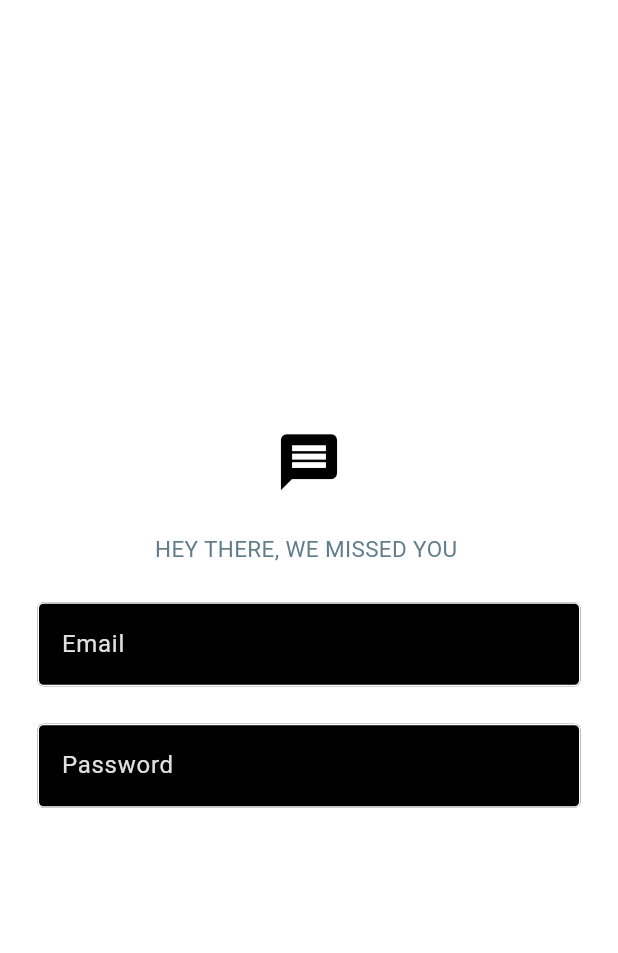
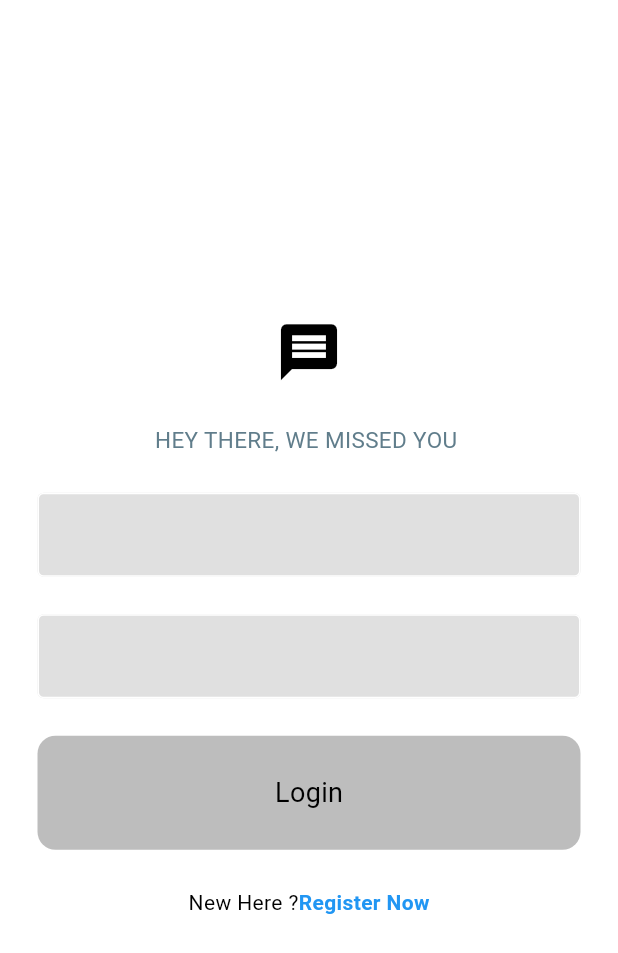
Before and after one commit to Akshat2113609/ChatApp, a Flutter app: the screen it shows after launch, on a phone screen of 412 x 824 dp. Shown: the top 953 px of the screen. Run offline on Flutter 3.47's test engine with Material 3 defaults, Android fonts, the phone set to English and light mode, and no system bars; our stand-ins replace firebase_auth, firebase_core; accounts and stored records are empty.

```diff
--- /dev/null
+++ b/lib/Auth/auth_gate.dart
@@ -0,0 +1,26 @@
+import 'package:firebase_auth/firebase_auth.dart';
+import 'package:flutter/material.dart';
+import 'package:myapp/Auth/login_or_register.dart';
+import 'package:myapp/pages/home_page.dart';
+
+class AuthGate extends StatelessWidget {
+  AuthGate({super.key});
+  @override
+  Widget build(context) {
+    return Scaffold(
+      body: StreamBuilder(
+        stream: FirebaseAuth.instance.authStateChanges(),
+        builder: (context, snapshot) {
+          //user is logged in
+          if (snapshot.hasData) {
+            return const HomePage();
+          }
+          //user is not logged in
+          else {
+            return LoginOrRegister();
+          }
+        },
+      ),
+    );
+  }
+}
--- /dev/null
+++ b/lib/Auth/login_or_register.dart
@@ -0,0 +1,32 @@
+import 'package:flutter/material.dart';
+import 'package:myapp/pages/login_page.dart';
+import 'package:myapp/pages/register_page.dart';
+
+class LoginOrRegister extends StatefulWidget {
+  LoginOrRegister({super.key});
+
+  @override
+  State<LoginOrRegister> createState() => _LoginOrRegisterState();
+}
+
+class _LoginOrRegisterState extends State<LoginOrRegister> {
+  bool showLoginPage = true;
+  void togglePages() {
+    setState(() {
+      showLoginPage = !showLoginPage;
+    });
+  }
+
+  @override
+  Widget build(context) {
+    if (showLoginPage) {
+      return LoginPage(
+        onTap:togglePages,
+      );
+    } else {
+      return RegisterPage(
+         onTap:togglePages,
+      );
+    }
+  }
+}
--- a/lib/components/my_buttons.dart
+++ b/lib/components/my_buttons.dart
@@ -1,9 +1,29 @@
 import 'package:flutter/material.dart';
 
 class MyButton extends StatelessWidget {
-  MyButton({super.key});
+  final String text;
+  final void Function()? onTap;
+  MyButton({super.key,
+  required this.text,
+  required this.onTap
+  });
   @override
   Widget build(context) {
-    return const Placeholder();
+    return GestureDetector(
+      onTap:onTap,
+      child: Container(
+        decoration: BoxDecoration(
+          color: Colors.grey[400],
+          borderRadius: BorderRadius.circular(12),
+        ),
+        padding: EdgeInsets.all(25),
+        margin: const EdgeInsets.symmetric(horizontal: 25),
+        child:Center(child: Text(text,
+        style: TextStyle(
+          fontSize: 18,
+        ),),
+        ),
+      ),
+    );
   }
 }
--- a/lib/components/my_textfile.dart
+++ b/lib/components/my_textfile.dart
@@ -26,7 +26,7 @@ class MyTextfile extends StatelessWidget {
             borderSide:
                 BorderSide(color: Theme.of(context).colorScheme.primary),
           ),
-          fillColor: Theme.of(context).colorScheme.secondary,
+          fillColor: Theme.of(context).colorScheme.primary,
           filled: true,
           hintText: HintText,
           hintStyle: TextStyle(color: Theme.of(context).colorScheme.primary),
--- a/lib/main.dart
+++ b/lib/main.dart
@@ -1,8 +1,15 @@
+import 'package:firebase_core/firebase_core.dart';
 import 'package:flutter/material.dart';
+import 'package:myapp/Auth/auth_gate.dart';
+import 'package:myapp/Auth/login_or_register.dart';
+import 'package:myapp/firebase_options.dart';
+import 'package:myapp/pages/register_page.dart';
 import 'package:myapp/themes/light_mode.dart';
 import 'package:myapp/pages/login_page.dart';
 
-void main() {
+void main() async {
+  WidgetsFlutterBinding.ensureInitialized();
+  await Firebase.initializeApp(options: DefaultFirebaseOptions.currentPlatform);
   runApp(const Myapp());
 }
 
@@ -11,7 +18,7 @@ class Myapp extends StatelessWidget {
   @override
   Widget build(context) {
     return MaterialApp(
-      home: LoginPage(),
+      home: AuthGate(),
       theme: lightMode,
     );
   }
--- a/lib/pages/login_page.dart
+++ b/lib/pages/login_page.dart
@@ -1,4 +1,6 @@
 import 'package:flutter/material.dart';
+import 'package:myapp/Auth/auth_service.dart';
+import 'package:myapp/components/my_buttons.dart';
 import 'package:myapp/components/my_textfile.dart';
 
 class LoginPage extends StatelessWidget {
@@ -7,7 +9,27 @@ class LoginPage extends StatelessWidget {
   //scrolling through a list, or triggering an animation.
   final TextEditingController _emailController = TextEditingController();
   final TextEditingController _passwordController = TextEditingController();
-  LoginPage({super.key});
+  final void Function()? onTap;
+  LoginPage({
+    super.key,
+    required this.onTap,
+  });
+  //implement login meathod
+  void login(BuildContext context) async {
+    final authService = AuthService();
+    //try login
+    try {
+      await authService.signInWithEmailandPassword(
+          _emailController.text, _passwordController.text);
+    }
+    //errors
+    catch (e) {
+      showDialog(context: context, builder: (context) => AlertDialog(
+        title: Text(e.toString()),
+      ));
+    }
+  }
+
   @override
   Widget build(BuildContext context) {
     return Scaffold(
@@ -43,6 +65,25 @@ class LoginPage extends StatelessWidget {
             obscuretext: true,
             controller: _passwordController,
           ),
+          const SizedBox(height: 25),
+          // button
+          MyButton(onTap: () => login, text: "Login"),
+          const SizedBox(height: 25),
+          // registeration button
+          Row(
+            mainAxisAlignment: MainAxisAlignment.center,
+            children: [
+              Text("New Here ?"),
+              GestureDetector(
+                onTap: onTap,
+                child: Text(
+                  "Register Now",
+                  style: TextStyle(
+                      color: Colors.blue, fontWeight: FontWeight.bold),
+                ),
+              ),
+            ],
+          )
         ]),
       ),
     );
--- a/pubspec.yaml
+++ b/pubspec.yaml
@@ -35,6 +35,8 @@ dependencies:
   # The following adds the Cupertino Icons font to your application.
   # Use with the CupertinoIcons class for iOS style icons.
   cupertino_icons: ^1.0.6
+  firebase_core: ^3.6.0
+  firebase_auth: ^5.3.1
 
 dev_dependencies:
   flutter_test:
```
Also changed, not shown: lib/Auth/auth_service.dart (added, +22 -0 lines), lib/pages/home_page.dart (added, +12 -0 lines), lib/pages/register_page.dart (added, +83 -0 lines), firebase.json (added), lib/firebase_options.dart (added), pubspec.lock, 4 other files.
